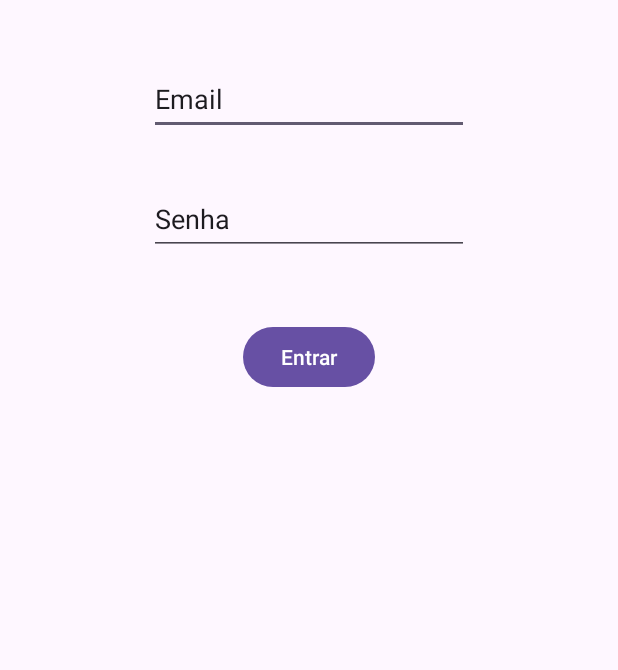
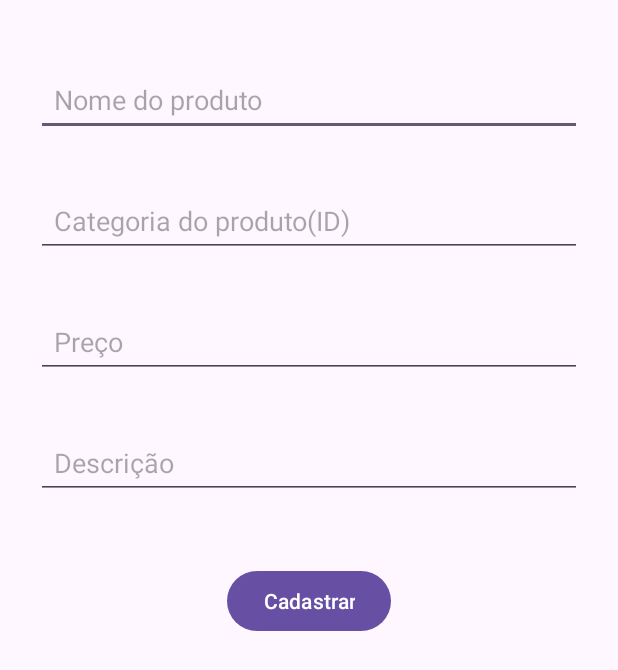
Before and after one commit to LeticiaOk/armazena-mobile, an Android app: the screen it shows after launch (LoginActivity before the commit, ProdutoCadastro after it), on a phone screen of 412 x 824 dp. Shown: the top 670 px of the screen. Run offline under Robolectric (Android 15) with nearby library versions, the phone set to English and light mode, and no system bars.

Commit message:
Implementação de cadastro de produto - Em andamento...

```diff
--- a/app/src/main/java/com/example/armazena/LoginActivity.kt
+++ b/app/src/main/java/com/example/armazena/LoginActivity.kt
@@ -45,7 +45,7 @@ class LoginActivity : AppCompatActivity() {
         val email = emailEditText.text.toString().trim()
         val password = passwordEditText.text.toString().trim()
         val retrofit = Retrofit.Builder()
-            .baseUrl("http://192.168.100.205/")
+            .baseUrl("http://192.168.0.43/")
             .addConverterFactory(GsonConverterFactory.create())
             .build()
         val apiService = retrofit.create(ApiService::class.java)
--- /dev/null
+++ b/app/src/main/java/com/example/armazena/ProdutoCadastro.kt
@@ -0,0 +1,111 @@
+package com.example.armazena
+
+import android.content.Intent
+import android.os.Bundle
+import android.util.Log
+import android.widget.Button
+import android.widget.EditText
+import android.widget.Toast
+import androidx.activity.enableEdgeToEdge
+import androidx.appcompat.app.AppCompatActivity
+import androidx.core.view.ViewCompat
+import androidx.core.view.WindowInsetsCompat
+import com.example.armazena.LoginActivity
+import com.example.armazena.entities.Produto
+import retrofit2.Call
+import retrofit2.Callback
+import retrofit2.Response
+import retrofit2.Retrofit
+import retrofit2.converter.gson.GsonConverterFactory
+import retrofit2.http.Body
+import retrofit2.http.POST
+
+class ProdutoCadastro : AppCompatActivity() {
+    private lateinit var nomeProdutoEditText: EditText
+    private lateinit var categoriaProdutoEditText: EditText
+    private lateinit var precoProdutoEditText: EditText
+    private lateinit var descProdutoEditText: EditText
+
+    interface ProdutoCadastroApiService {
+        @POST("/armazena_api/produto_cadastro.php")
+        fun cadastroProduto(@Body produtoCadastroRequest: Produto): Call<Produto>
+    }
+
+    override fun onCreate(savedInstanceState: Bundle?) {
+        super.onCreate(savedInstanceState)
+        enableEdgeToEdge()
+        setContentView(R.layout.activity_produto_cadastro)
+        ViewCompat.setOnApplyWindowInsetsListener(findViewById(R.id.main)) { v, insets ->
+            val systemBars = insets.getInsets(WindowInsetsCompat.Type.systemBars())
+            v.setPadding(systemBars.left, systemBars.top, systemBars.right, systemBars.bottom)
+            insets
+        }
+
+        nomeProdutoEditText = findViewById(R.id.nomeProdutoEditText)
+        categoriaProdutoEditText = findViewById(R.id.categoriaProdutoEditText)
+        precoProdutoEditText = findViewById(R.id.precoProdutoEditText)
+        descProdutoEditText = findViewById(R.id.descProdutoEditText)
+        val cadastroProdutoButton: Button = findViewById(R.id.cadastroProdutoButton)
+        cadastroProdutoButton.setOnClickListener {
+            cadastrarProduto()
+        }
+    }
+    private fun cadastrarProduto() {
+        val nomeProduto = nomeProdutoEditText.text.toString().trim();
+        val categoriaId = categoriaProdutoEditText.text.toString().trim();
+        val precoProduto = precoProdutoEditText.text.toString().trim();
+        val descProduto = descProdutoEditText.text.toString().trim();
+
+        if (nomeProduto.isEmpty() || categoriaId == null || precoProduto == null || descProduto.isEmpty()) {
+            // Mostrar mensagem de erro ao usuário (campos inválidos)
+            Log.e("CadastroProduto", "Campos inválidos")
+            return
+        }
+
+        val categoriaIdInt = try { categoriaId.toInt() } catch (e: NumberFormatException) { -1 }
+        val precoProdutoDouble = try { precoProduto.toDouble() } catch (e: NumberFormatException) { -1.0 }
+
+        val produtoCadastroRequest = Produto(nomeProduto, categoriaId.toInt(), precoProduto.toDouble(), descProduto)
+        val retrofit = Retrofit.Builder()
+            .baseUrl("http://192.168.0.43/")
+            .addConverterFactory(GsonConverterFactory.create())
+            .build()
+        val apiService = retrofit.create(ProdutoCadastroApiService::class.java)
+        val call = apiService.cadastroProduto(produtoCadastroRequest)
+        call.enqueue(object : Callback<Produto> {
+            override fun onResponse(
+                call: Call<Produto>,
+                response: Response<Produto>
+            ) {
+                if (response.isSuccessful && response.body() != null) {
+                    val produtoCadastroResponses = response.body()
+                    if(produtoCadastroResponses != null && response.isSuccessful) {
+                        Log.d("CadastroProduto", "Produto cadastrado com sucesso!")
+                        val intent = Intent(this@ProdutoCadastro, ProdutoActivity::class.java)
+                        startActivity(intent)
+                        finish()
+                        //TODO: Mostrar feedback de sucesso ao usuário
+                        limparCampos()
+                        //TODO: Navegar para outra tela ou atualizar a lista de produtos
+                    } else {
+                        Log.e("API Error", "Response not successful. Code: ${response.code()}")
+                    }
+                } else {
+                    Log.e("cadastroProduto", "Erro HTTP: ${response.code()}")
+                }
+            }
+            override fun onFailure(call: Call<Produto>, t: Throwable) {
+                Log.e("CadastroProduto", "Falha na requisição: ${t.message}")
+                runOnUiThread {
+                    Toast.makeText(this@ProdutoCadastro, "Erro na conexão. Tente novamente.", Toast.LENGTH_SHORT).show()
+                }
+            }
+        })
+    }
+    private fun limparCampos() {
+        nomeProdutoEditText.text.clear()
+        categoriaProdutoEditText.text.clear()
+        precoProdutoEditText.text.clear()
+        descProdutoEditText.text.clear()
+    }
+}
--- a/app/src/main/java/com/example/armazena/entities/Produto.kt
+++ b/app/src/main/java/com/example/armazena/entities/Produto.kt
@@ -3,7 +3,6 @@ package com.example.armazena.entities
 import com.google.gson.annotations.SerializedName
 
 public data class Produto (
-    @SerializedName("PRODUTO_ID") val idProduto: Int,
     @SerializedName("PRODUTO_NOME") val nomeProduto: String,
     @SerializedName("CATEGORIA_ID") val idCategoria: Int,
     @SerializedName("PRODUTO_PRECO") val precoProduto: Double,
--- /dev/null
+++ b/app/src/main/res/layout/activity_produto_cadastro.xml
@@ -0,0 +1,78 @@
+<?xml version="1.0" encoding="utf-8"?>
+<androidx.constraintlayout.widget.ConstraintLayout xmlns:android="http://schemas.android.com/apk/res/android"
+    xmlns:app="http://schemas.android.com/apk/res-auto"
+    xmlns:tools="http://schemas.android.com/tools"
+    android:id="@+id/main"
+    android:layout_width="match_parent"
+    android:layout_height="match_parent"
+    tools:context=".ProdutoCadastro">
+
+    <EditText
+        android:id="@+id/nomeProdutoEditText"
+        android:layout_width="0dp"
+        android:layout_height="wrap_content"
+        android:layout_marginTop="42dp"
+        android:ems="10"
+        android:inputType="text"
+        android:minHeight="48dp"
+        android:hint="Nome do produto"
+        app:layout_constraintEnd_toEndOf="parent"
+        app:layout_constraintStart_toStartOf="parent"
+        app:layout_constraintTop_toTopOf="parent"
+        android:padding="12dp"
+        android:layout_marginHorizontal="24dp" />
+
+    <EditText
+        android:id="@+id/categoriaProdutoEditText"
+        android:layout_width="0dp"
+        android:layout_height="wrap_content"
+        android:layout_marginTop="32dp"
+        android:ems="10"
+        android:inputType="number"
+        android:minHeight="48dp"
+        android:hint="Categoria do produto(ID)"
+        app:layout_constraintEnd_toEndOf="parent"
+        app:layout_constraintStart_toStartOf="parent"
+        app:layout_constraintTop_toBottomOf="@+id/nomeProdutoEditText"
+        android:padding="12dp"
+        android:layout_marginHorizontal="24dp"/>
+    <EditText
+        android:id="@+id/precoProdutoEditText"
+        android:layout_width="0dp"
+        android:layout_height="wrap_content"
+        android:layout_marginTop="32dp"
+        android:ems="10"
+        android:inputType="numberDecimal"
+        android:minHeight="48dp"
+        android:hint="Preço"
+        app:layout_constraintEnd_toEndOf="parent"
+        app:layout_constraintStart_toStartOf="parent"
+        app:layout_constraintTop_toBottomOf="@+id/categoriaProdutoEditText"
+        android:padding="12dp"
+        android:layout_marginHorizontal="24dp"/>
+    <EditText
+        android:id="@+id/descProdutoEditText"
+        android:layout_width="0dp"
+        android:layout_height="wrap_content"
+        android:layout_marginTop="32dp"
+        android:ems="10"
+        android:inputType="text"
+        android:minHeight="48dp"
+        android:hint="Descrição"
+        app:layout_constraintEnd_toEndOf="parent"
+        app:layout_constraintStart_toStartOf="parent"
+        app:layout_constraintTop_toBottomOf="@+id/precoProdutoEditText"
+        android:padding="12dp"
+        android:layout_marginHorizontal="24dp"/>
+
+    <Button
+        android:id="@+id/cadastroProdutoButton"
+        android:layout_width="wrap_content"
+        android:layout_height="wrap_content"
+        android:layout_marginTop="44dp"
+        android:text="Cadastrar"
+        app:layout_constraintEnd_toEndOf="parent"
+        app:layout_constraintStart_toStartOf="parent"
+        app:layout_constraintTop_toBottomOf="@+id/descProdutoEditText" />
+
+</androidx.constraintlayout.widget.ConstraintLayout>
```
Also changed, not shown: app/src/main/AndroidManifest.xml (+13 -7 lines), app/src/main/java/com/example/armazena/ProdutoActivity.kt (+14 -7 lines).
